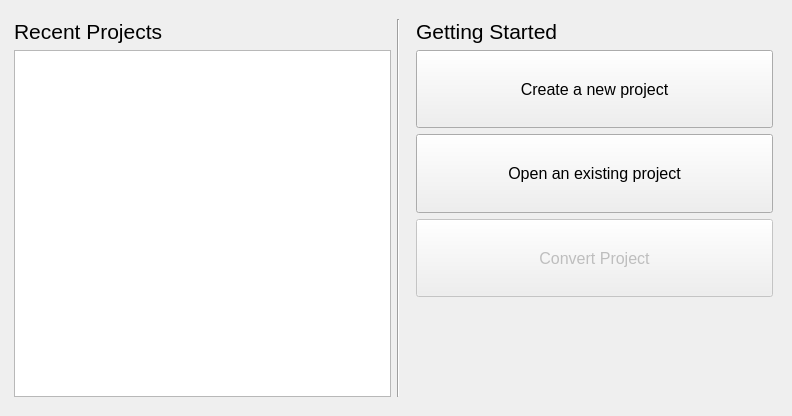
Before: the Qt Designer form src/noggit/ui/windows/projectSelection/NoggitProjectSelectionWindow.ui in Marlamin/noggit-red, drawn with Qt 5.
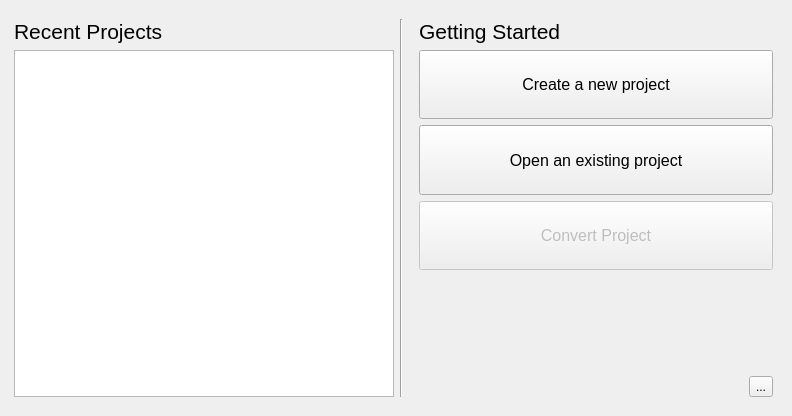
After: the same form once the commit is applied. Icons and pictures are not drawn.

Commit message:
Settings Button
Adding settings button to the project selection screen to make it easier to alter noggit level settings without the need to load up a project.

Diff of the .ui file:
```diff
--- a/src/noggit/ui/windows/projectSelection/NoggitProjectSelectionWindow.ui
+++ b/src/noggit/ui/windows/projectSelection/NoggitProjectSelectionWindow.ui
@@ -70,11 +70,17 @@
         <item>
          <widget class="QListWidget" name="listView">
           <property name="sizePolicy">
-           <sizepolicy hsizetype="Preferred" vsizetype="Preferred">
+             <sizepolicy hsizetype="Fixed" vsizetype="Preferred">
             <horstretch>0</horstretch>
             <verstretch>0</verstretch>
            </sizepolicy>
           </property>
+           <property name="minimumSize">
+             <size>
+               <width>380</width>
+               <height>0</height>
+             </size>
+           </property>
          </widget>
         </item>
        </layout>
@@ -235,6 +241,33 @@
             </property>
            </widget>
           </item>
+           <item row="6" column="0">
+             <layout class="QHBoxLayout" name="horizontalLayout_2">
+               <item>
+                 <spacer name="horizontalSpacer_2">
+                   <property name="orientation">
+                     <enum>Qt::Horizontal</enum>
+                   </property>
+                   <property name="sizeType">
+                     <enum>QSizePolicy::Expanding</enum>
+                   </property>
+                   <property name="sizeHint" stdset="0">
+                     <size>
+                       <width>40</width>
+                       <height>20</height>
+                     </size>
+                   </property>
+                 </spacer>
+               </item>
+               <item>
+                 <widget class="QToolButton" name="settings_button">
+                   <property name="text">
+                     <string>...</string>
+                   </property>
+                 </widget>
+               </item>
+             </layout>
+           </item>
          </layout>
         </item>
        </layout>
```
Lines whose indentation alone changed are shown as unchanged. The commit also changes 2 other files.
